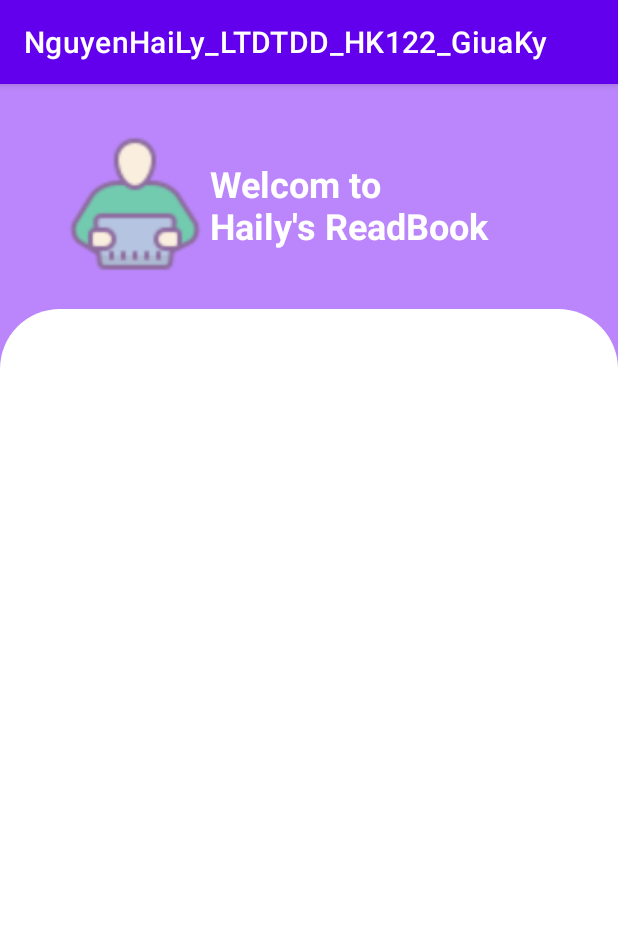
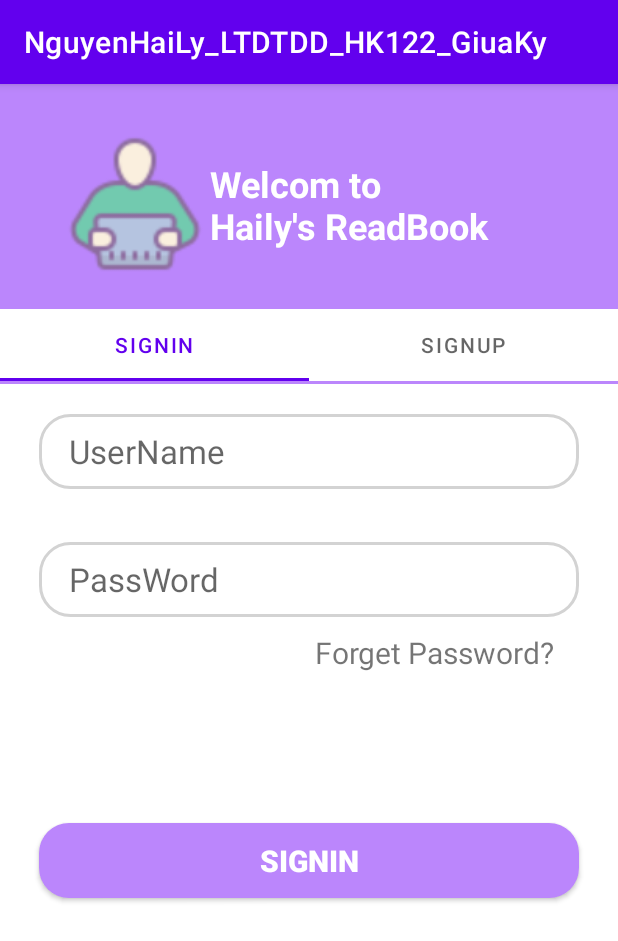
Before and after one commit to NguyenHaiLy02/LTDTDD_HK122_GiuaKy, an Android app: the screen it shows after launch (MainActivity), on a phone screen of 412 x 824 dp. Shown: the top 941 px of the screen. Run offline under Robolectric (Android 15) with nearby library versions, the phone set to English and light mode, and no system bars.

Commit message:
4th commit

```diff
--- a/NguyenHaiLy_LTDTDD_HK122_GiuaKy/app/src/main/java/com/example/nguyenhaily_ltdtdd_hk122_giuaky/MainActivity.java
+++ b/NguyenHaiLy_LTDTDD_HK122_GiuaKy/app/src/main/java/com/example/nguyenhaily_ltdtdd_hk122_giuaky/MainActivity.java
@@ -1,14 +1,34 @@
 package com.example.nguyenhaily_ltdtdd_hk122_giuaky;
 
 import androidx.appcompat.app.AppCompatActivity;
+import androidx.viewpager.widget.ViewPager;
 
 import android.os.Bundle;
 
+import com.google.android.material.tabs.TabLayout;
+
 public class MainActivity extends AppCompatActivity {
+
+    TabLayout tabLayout;
+    ViewPager viewPager;
 
     @Override
     protected void onCreate(Bundle savedInstanceState) {
         super.onCreate(savedInstanceState);
         setContentView(R.layout.activity_main);
+
+        tabLayout = findViewById(R.id.tab_layout);
+        viewPager = findViewById(R.id.view_pager);
+
+        tabLayout.addTab(tabLayout.newTab().setText("SignIn"));
+        tabLayout.addTab(tabLayout.newTab().setText("SignUp"));
+        tabLayout.setTabGravity(TabLayout.GRAVITY_FILL);
+
+        final SigninAdapter adapter = new SigninAdapter(getSupportFragmentManager(),this,tabLayout.getTabCount());
+        viewPager.setAdapter(adapter);
+
+        viewPager.addOnPageChangeListener(new TabLayout.TabLayoutOnPageChangeListener(tabLayout));
+
+
     }
 }
--- /dev/null
+++ b/NguyenHaiLy_LTDTDD_HK122_GiuaKy/app/src/main/java/com/example/nguyenhaily_ltdtdd_hk122_giuaky/SigninAdapter.java
@@ -0,0 +1,39 @@
+package com.example.nguyenhaily_ltdtdd_hk122_giuaky;
+
+
+
+import android.content.Context;
+
+import androidx.fragment.app.Fragment;
+import androidx.fragment.app.FragmentManager;
+import androidx.fragment.app.FragmentPagerAdapter;
+
+public class SigninAdapter extends FragmentPagerAdapter {
+
+    private Context context;
+    int totalTabs;
+
+    public SigninAdapter(FragmentManager fm, Context context, int totalTabs){
+        super(fm);
+        this.context = context;
+        this.totalTabs = totalTabs;
+    }
+
+    @Override
+    public int getCount() {
+        return totalTabs;
+    }
+
+    public Fragment getItem(int position){
+        switch (position){
+            case 0:
+                SigninTabFragment signinTabFragment = new SigninTabFragment();
+                return signinTabFragment;
+            case 1:
+                SignupTabFragment signupTabFragment= new SignupTabFragment();
+                return signupTabFragment;
+            default:
+                return  null;
+        }
+    }
+}
--- /dev/null
+++ b/NguyenHaiLy_LTDTDD_HK122_GiuaKy/app/src/main/java/com/example/nguyenhaily_ltdtdd_hk122_giuaky/SigninTabFragment.java
@@ -0,0 +1,15 @@
+package com.example.nguyenhaily_ltdtdd_hk122_giuaky;
+
+import android.os.Bundle;
+import android.view.LayoutInflater;
+import android.view.View;
+import android.view.ViewGroup;
+
+import androidx.fragment.app.Fragment;
+
+public class SigninTabFragment extends Fragment {
+    public View onCreateView(LayoutInflater inflater, ViewGroup container, Bundle savedInstanceState){
+        ViewGroup root = (ViewGroup) inflater.inflate(R.layout.signin_tab_fragment,container,false);
+        return root;
+    }
+}
--- /dev/null
+++ b/NguyenHaiLy_LTDTDD_HK122_GiuaKy/app/src/main/java/com/example/nguyenhaily_ltdtdd_hk122_giuaky/SignupTabFragment.java
@@ -0,0 +1,15 @@
+package com.example.nguyenhaily_ltdtdd_hk122_giuaky;
+
+import android.os.Bundle;
+import android.view.LayoutInflater;
+import android.view.View;
+import android.view.ViewGroup;
+
+import androidx.fragment.app.Fragment;
+
+public class SignupTabFragment extends Fragment {
+    public View onCreateView(LayoutInflater inflater, ViewGroup container, Bundle savedInstanceState){
+        ViewGroup root = (ViewGroup) inflater.inflate(R.layout.signup_tab_fragment,container,false);
+        return root;
+    }
+}
--- a/NguyenHaiLy_LTDTDD_HK122_GiuaKy/app/src/main/res/layout/activity_main.xml
+++ b/NguyenHaiLy_LTDTDD_HK122_GiuaKy/app/src/main/res/layout/activity_main.xml
@@ -11,34 +11,48 @@
         android:layout_width="match_parent"
         android:layout_height="200dp"
         android:background="@color/purple_200">
+
         <ImageView
             android:id="@+id/image1"
             android:layout_width="100dp"
             android:layout_height="100dp"
+            android:layout_alignParentTop="true"
+            android:layout_marginLeft="40dp"
             android:layout_marginTop="30dp"
-            android:layout_marginLeft="40dp"
             android:src="@drawable/logo_readbook"
-            android:layout_alignParentTop="true"
 
             />
+
         <TextView
-            android:layout_toRightOf="@+id/image1"
-            android:layout_marginTop="50dp"
             android:layout_width="190dp"
             android:layout_height="wrap_content"
+            android:layout_centerHorizontal="true"
+            android:layout_marginTop="50dp"
+            android:layout_toRightOf="@+id/image1"
             android:text="Welcom to Haily's ReadBook"
+            android:textColor="@color/white"
             android:textSize="24sp"
-            android:textColor="@color/white"
-            android:textStyle="bold"
-            android:layout_centerHorizontal="true"
-            />
+            android:textStyle="bold" />
     </RelativeLayout>
-    <RelativeLayout
+    <androidx.constraintlayout.widget.ConstraintLayout
+        android:id="@+id/view"
         android:layout_marginTop="150dp"
         android:layout_width="match_parent"
         android:layout_height="match_parent"
-        android:background="@drawable/bg_view"
+
+        />
+    <androidx.viewpager.widget.ViewPager
+        android:id="@+id/view_pager"
+        android:layout_width="match_parent"
+        android:layout_height="match_parent"
+        android:layout_marginTop="200dp"
+
+        />
+    <com.google.android.material.tabs.TabLayout
+        android:id="@+id/tab_layout"
+        android:layout_width="match_parent"
+        android:layout_height="wrap_content"
+        android:layout_marginTop="150dp"
         />
 
-
 </RelativeLayout>
--- /dev/null
+++ b/NguyenHaiLy_LTDTDD_HK122_GiuaKy/app/src/main/res/layout/signin_tab_fragment.xml
@@ -0,0 +1,51 @@
+<?xml version="1.0" encoding="utf-8"?>
+<RelativeLayout xmlns:android="http://schemas.android.com/apk/res/android"
+    android:layout_width="match_parent"
+    android:layout_height="match_parent">
+
+    <EditText
+        android:id="@+id/textUser"
+        android:layout_width="360dp"
+        android:layout_height="50dp"
+        android:layout_centerHorizontal="true"
+        android:layout_marginTop="20dp"
+        android:background="@drawable/bg_edit_text"
+        android:hint="UserName"
+        android:paddingLeft="20dp"
+        android:textSize="22dp" />
+    <EditText
+        android:id="@+id/textPass"
+        android:layout_below="@+id/textUser"
+        android:layout_marginTop="35dp"
+        android:layout_width="360dp"
+        android:layout_height="50dp"
+        android:hint="PassWord"
+        android:textSize="22dp"
+        android:paddingLeft="20dp"
+        android:background="@drawable/bg_edit_text"
+        android:layout_centerHorizontal="true"
+        />
+    <TextView
+        android:id="@+id/textviewForget"
+        android:layout_below="@id/textPass"
+        android:layout_marginLeft="210dp"
+        android:layout_marginTop="10dp"
+        android:layout_width="wrap_content"
+        android:layout_height="wrap_content"
+        android:text="Forget Password? "
+        android:textSize="20dp"
+        />
+
+    <androidx.appcompat.widget.AppCompatButton
+        android:layout_width="360dp"
+        android:layout_height="50dp"
+        android:layout_below="@+id/textviewForget"
+        android:layout_centerHorizontal="true"
+        android:layout_marginTop="100dp"
+        android:background="@drawable/bg_button_signin_sigup"
+        android:text="SIGNIN"
+        android:textColor="@color/white"
+        android:textSize="20dp"
+        android:textStyle="bold" />
+
+</RelativeLayout>
```
